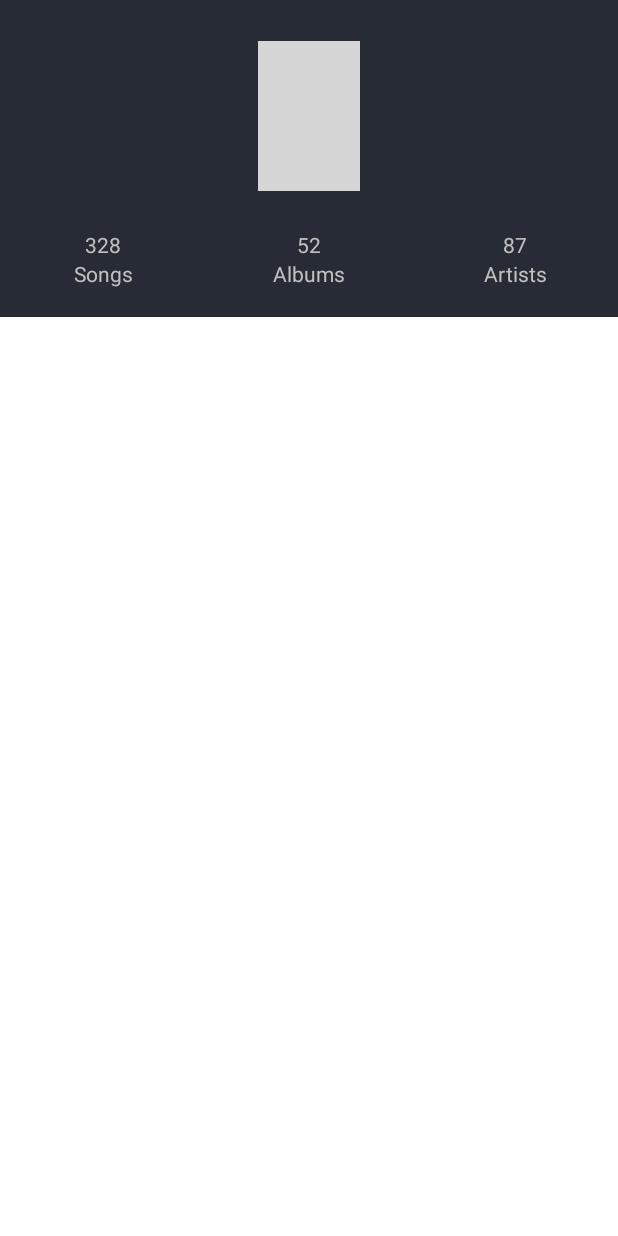
After one commit to workSmartthanHard/Mock_Music_player, an Android app: the layout layout_head_drawer.xml on its own in the app's theme, with its tools: preview values and no code run, on a phone screen of 412 x 824 dp. The commit adds this screen. Run offline under Robolectric (Android 15) with nearby library versions, the phone set to English and light mode, and no system bars; grey boxes are pictures that could not be loaded.

Commit message:
add nav drawer, search ver 01

```diff
--- a/app/src/main/AndroidManifest.xml
+++ b/app/src/main/AndroidManifest.xml
@@ -7,9 +7,9 @@
         android:allowBackup="true"
         android:dataExtractionRules="@xml/data_extraction_rules"
         android:fullBackupContent="@xml/backup_rules"
-        android:icon="@mipmap/ic_launcher"
+        android:icon="@drawable/logo1"
         android:label="@string/app_name"
-        android:roundIcon="@mipmap/ic_launcher_round"
+        android:roundIcon="@drawable/logo1"
         android:supportsRtl="true"
         android:theme="@style/Theme.MusicPlayer"
         tools:targetApi="31">
--- a/app/src/main/java/com/example/baseproject/view/SplashScreen.java
+++ b/app/src/main/java/com/example/baseproject/view/SplashScreen.java
@@ -31,6 +31,6 @@ public class SplashScreen extends AppCompatActivity {
                 startActivity(new Intent(SplashScreen.this,MainActivity.class));
                 finish();
             }
-        },2000);
+        },1201);
     }
 }
--- /dev/null
+++ b/app/src/main/res/drawable/selector_driver_mode.xml
@@ -0,0 +1,5 @@
+<?xml version="1.0" encoding="utf-8"?>
+<selector xmlns:android="http://schemas.android.com/apk/res/android">
+    <item android:drawable="@drawable/car_icon" android:state_checked="true"/>
+    <item android:drawable="@drawable/car_icon" android:state_checked="false"/>
+</selector>
--- /dev/null
+++ b/app/src/main/res/drawable/selector_equa.xml
@@ -0,0 +1,5 @@
+<?xml version="1.0" encoding="utf-8"?>
+<selector xmlns:android="http://schemas.android.com/apk/res/android">
+    <item android:drawable="@drawable/sound_bars_icon" android:state_checked="true"/>
+    <item android:drawable="@drawable/sound_bars_icon" android:state_checked="false"/>
+</selector>
--- /dev/null
+++ b/app/src/main/res/drawable/selector_hidden_folder.xml
@@ -0,0 +1,5 @@
+<?xml version="1.0" encoding="utf-8"?>
+<selector xmlns:android="http://schemas.android.com/apk/res/android">
+    <item android:drawable="@drawable/folder_icon" android:state_checked="true"/>
+    <item android:drawable="@drawable/folder_icon" android:state_checked="false"/>
+</selector>
--- /dev/null
+++ b/app/src/main/res/drawable/selector_ringtone.xml
@@ -0,0 +1,5 @@
+<?xml version="1.0" encoding="utf-8"?>
+<selector xmlns:android="http://schemas.android.com/apk/res/android">
+    <item android:drawable="@drawable/scissors_icon" android:state_checked="true"/>
+    <item android:drawable="@drawable/scissors_icon" android:state_checked="false"/>
+</selector>
--- /dev/null
+++ b/app/src/main/res/drawable/selector_scan_media.xml
@@ -0,0 +1,5 @@
+<?xml version="1.0" encoding="utf-8"?>
+<selector xmlns:android="http://schemas.android.com/apk/res/android">
+    <item android:drawable="@drawable/scanner_icon" android:state_checked="true"/>
+    <item android:drawable="@drawable/scanner_icon" android:state_checked="false"/>
+</selector>
--- /dev/null
+++ b/app/src/main/res/drawable/selector_sleep_timer.xml
@@ -0,0 +1,5 @@
+<?xml version="1.0" encoding="utf-8"?>
+<selector xmlns:android="http://schemas.android.com/apk/res/android">
+    <item android:drawable="@drawable/stopwatch_icon" android:state_checked="true"/>
+    <item android:drawable="@drawable/stopwatch_icon" android:state_checked="false"/>
+</selector>
--- /dev/null
+++ b/app/src/main/res/drawable/selector_themes.xml
@@ -0,0 +1,5 @@
+<?xml version="1.0" encoding="utf-8"?>
+<selector xmlns:android="http://schemas.android.com/apk/res/android">
+    <item android:drawable="@drawable/theme_icon" android:state_checked="true"/>
+    <item android:drawable="@drawable/theme_icon" android:state_checked="false"/>
+</selector>
--- a/app/src/main/res/layout/fragment_home.xml
+++ b/app/src/main/res/layout/fragment_home.xml
@@ -4,12 +4,14 @@
     android:layout_width="match_parent"
     android:layout_height="match_parent"
     tools:context=".view.Home"
-    android:id="@+id/homeFragmentLayout">
+    android:id="@+id/homeFragmentLayout"
+    android:background="@color/back_ground">
+<!--    android:background="@color/back_ground"-->
 
     <!-- TODO: Update blank fragment layout -->
     <TextView
         android:layout_width="match_parent"
         android:layout_height="match_parent"
-        android:text="HOME" />
+        android:text="HOME"/>
 
 </FrameLayout>
--- /dev/null
+++ b/app/src/main/res/layout/layout_head_drawer.xml
@@ -0,0 +1,81 @@
+<?xml version="1.0" encoding="utf-8"?>
+<LinearLayout xmlns:android="http://schemas.android.com/apk/res/android"
+    android:layout_width="match_parent"
+    android:layout_height="211dp"
+    android:orientation="vertical"
+    android:background="@color/nav_drawer_head_bg"
+    >
+    <ImageView
+        android:layout_width="68dp"
+        android:layout_height="100dp"
+        android:layout_gravity="center"
+        android:layout_marginTop="27dp"
+        android:background="@drawable/logo1"/>
+
+    <LinearLayout
+        android:layout_width="match_parent"
+        android:layout_height="wrap_content"
+        android:orientation="horizontal"
+        android:layout_marginTop="26dp">
+        <TextView
+            android:id="@+id/total_number_songs"
+            android:layout_width="0dp"
+            android:layout_height="match_parent"
+            android:layout_weight="1"
+            android:text="328"
+            android:gravity="center"
+            android:textColor="@color/text_01"/>
+        <TextView
+            android:id="@+id/total_number_albums"
+            android:layout_width="0dp"
+            android:layout_height="match_parent"
+            android:layout_weight="1"
+            android:text="52"
+            android:gravity="center"
+            android:textColor="@color/text_01"/>
+
+        <TextView
+            android:id="@+id/total_number_artists"
+            android:layout_width="0dp"
+            android:layout_height="match_parent"
+            android:layout_weight="1"
+            android:text="87"
+            android:gravity="center"
+            android:textColor="@color/text_01"/>
+
+    </LinearLayout>
+
+    <LinearLayout
+        android:layout_width="match_parent"
+        android:layout_height="wrap_content"
+        android:orientation="horizontal">
+        <TextView
+            android:id="@+id/total_songs"
+            android:layout_width="0dp"
+            android:layout_height="match_parent"
+            android:layout_weight="1"
+            android:text="Songs"
+            android:gravity="center"
+            android:textColor="@color/text_01"/>
+        <TextView
+            android:id="@+id/total_albums"
+            android:layout_width="0dp"
+            android:layout_height="match_parent"
+            android:layout_weight="1"
+            android:text="Albums"
+            android:gravity="center"
+            android:textColor="@color/text_01"/>
+
+        <TextView
+            android:id="@+id/total_artists"
+            android:layout_width="0dp"
+            android:layout_height="match_parent"
+            android:layout_weight="1"
+            android:text="Artists"
+            android:gravity="center"
+            android:textColor="@color/text_01"/>
+
+    </LinearLayout>
+
+
+</LinearLayout>
--- a/app/src/main/res/values-night/themes.xml
+++ b/app/src/main/res/values-night/themes.xml
@@ -1,6 +1,6 @@
 <resources xmlns:tools="http://schemas.android.com/tools">
     <!-- Base application theme. -->
-    <style name="Theme.MusicPlayer" parent="Theme.MaterialComponents.DayNight.DarkActionBar">
+    <style name="Theme.MusicPlayer" parent="Theme.MaterialComponents.DayNight.NoActionBar">
         <!-- Primary brand color. -->
         <item name="colorPrimary">@color/purple_200</item>
         <item name="colorPrimaryVariant">@color/back_ground</item>
@@ -12,6 +12,5 @@
         <!-- Status bar color. -->
         <item name="android:statusBarColor" tools:targetApi="l">?attr/colorPrimaryVariant</item>
         <!-- Customize your theme here. -->
-
     </style>
 </resources>
--- a/app/src/main/res/values/colors.xml
+++ b/app/src/main/res/values/colors.xml
@@ -10,5 +10,8 @@
     <color name="back_ground">#181B2C</color>
     <color name="nav_bottom_bg">#151827</color>
     <color name="nav_bottom_item_unselected">#63666E</color>
+    <color name="nav_drawer_head_bg">#272B36</color>
+    <color name="nav_drawer_bg">#10121D</color>
+    <color name="text_01">#C1C0C0</color>
 
 </resources>
--- a/app/src/main/res/values/dimens.xml
+++ b/app/src/main/res/values/dimens.xml
@@ -1,5 +1,7 @@
 <?xml version="1.0" encoding="utf-8"?>
 <resources xmlns:tools="http://schemas.android.com/tools">
-    <dimen name="navigation_icon_size" tools:override="true">48dp</dimen>
+    <dimen name="navigation_icon_size" tools:override="true">39dp</dimen>
+    <dimen name="tool_icon_size" tools:override="true">48dp</dimen>
+
     <dimen name="height_bottom_nav">65dp</dimen>
 </resources>
```
Also changed, not shown: app/src/main/java/com/example/baseproject/view/MainActivity.java (+49 -4 lines), app/src/main/res/drawable/search_bg_shape.xml (added, +11 -0 lines), app/src/main/res/layout/activity_main.xml (+61 -13 lines), app/src/main/res/menu/menu_drawer_nav.xml (added, +40 -0 lines), app/src/main/res/values/strings.xml (+10 -0 lines), app/src/main/res/menu/menu_bottom_nav.xml (renamed from app/src/main/res/menu/bottom_nav_menu.xml).
